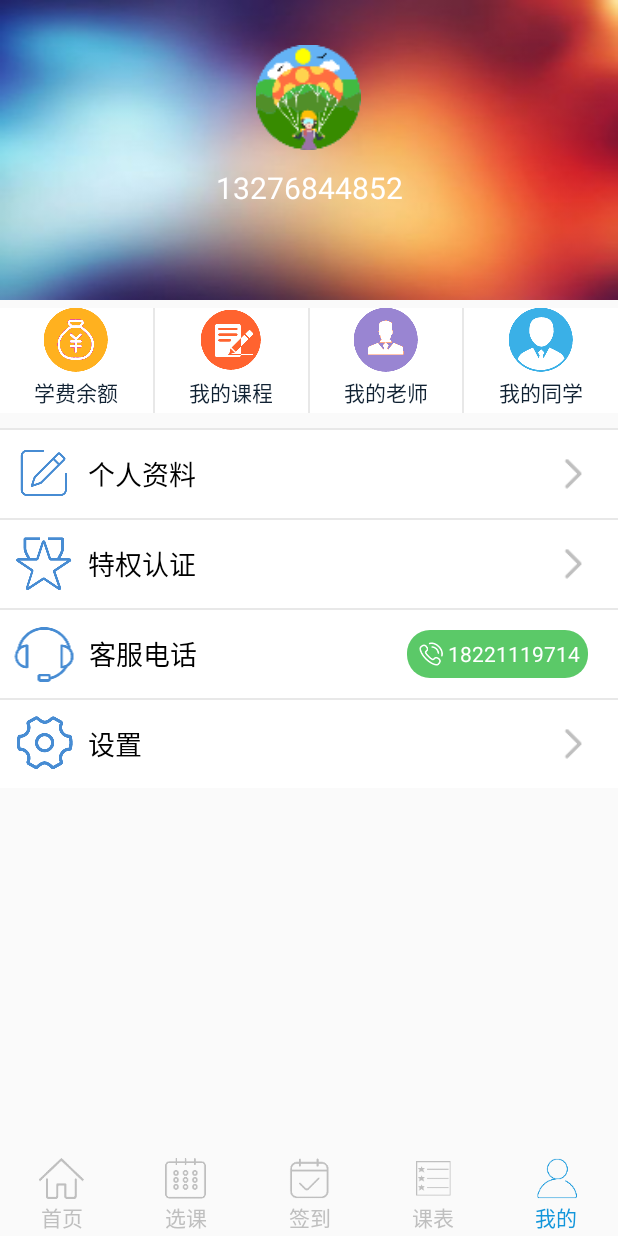
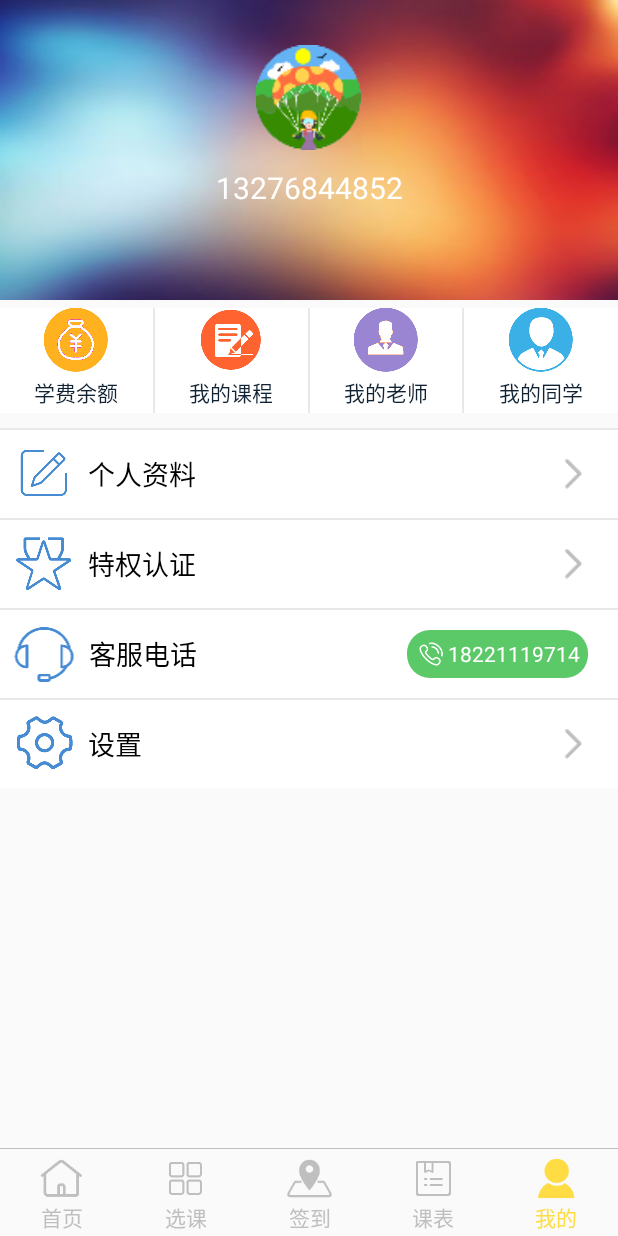
Before and after one commit to Chenxiao223/Cram_Baa, an Android app: the HomeActivity screen opened directly, with no data from a screen before it, after a tap on "我的", on a phone screen of 412 x 824 dp. Run offline under Robolectric (Android 15) with nearby library versions, the phone set to English and light mode, and no system bars; libraries missing offline, so code that uses them is left out: com.jude.rollviewpager; 6 statements that could not run were skipped; 1 other tap on this screen came first.

Commit message:
2.17.8.29

```diff
--- a/app/src/main/java/com/example/cram_baa/ui/activity/HomeActivity.java
+++ b/app/src/main/java/com/example/cram_baa/ui/activity/HomeActivity.java
@@ -119,7 +119,7 @@ public class HomeActivity extends BaseActivity implements View.OnClickListener {
     public void changeColor(boolean homepage, boolean store, boolean sigin_in, boolean schedule, boolean my) {
         if (homepage) {
             iv_homepage.setImageResource(R.drawable.btn_homepage_b);
-            tv_homepage.setTextColor(this.getResources().getColor(R.color.blue));
+            tv_homepage.setTextColor(this.getResources().getColor(R.color.yellow));
         } else {
             iv_homepage.setImageResource(R.drawable.btn_homepage);
             tv_homepage.setTextColor(this.getResources().getColor(R.color.gray));
@@ -127,7 +127,7 @@ public class HomeActivity extends BaseActivity implements View.OnClickListener {
 
         if (store) {
             iv_selection.setImageResource(R.drawable.btn_selection_b);
-            tv_selection.setTextColor(this.getResources().getColor(R.color.blue));
+            tv_selection.setTextColor(this.getResources().getColor(R.color.yellow));
         } else {
             iv_selection.setImageResource(R.drawable.btn_selection);
             tv_selection.setTextColor(this.getResources().getColor(R.color.gray));
@@ -135,7 +135,7 @@ public class HomeActivity extends BaseActivity implements View.OnClickListener {
 
         if (sigin_in) {
             iv_sign_in.setImageResource(R.drawable.btn_sign_in_b);
-            tv_sign_in.setTextColor(this.getResources().getColor(R.color.blue));
+            tv_sign_in.setTextColor(this.getResources().getColor(R.color.yellow));
         } else {
             iv_sign_in.setImageResource(R.drawable.btn_sign_in);
             tv_sign_in.setTextColor(this.getResources().getColor(R.color.gray));
@@ -143,7 +143,7 @@ public class HomeActivity extends BaseActivity implements View.OnClickListener {
 
         if (schedule) {
             iv_schedule.setImageResource(R.drawable.btn_schedule_b);
-            tv_schedule.setTextColor(this.getResources().getColor(R.color.blue));
+            tv_schedule.setTextColor(this.getResources().getColor(R.color.yellow));
         } else {
             iv_schedule.setImageResource(R.drawable.btn_schedule);
             tv_schedule.setTextColor(this.getResources().getColor(R.color.gray));
@@ -151,7 +151,7 @@ public class HomeActivity extends BaseActivity implements View.OnClickListener {
 
         if (my) {
             iv_my.setImageResource(R.drawable.btn_my_b);
-            tv_my.setTextColor(this.getResources().getColor(R.color.blue));
+            tv_my.setTextColor(this.getResources().getColor(R.color.yellow));
         } else {
             iv_my.setImageResource(R.drawable.btn_my);
             tv_my.setTextColor(this.getResources().getColor(R.color.gray));
--- a/app/src/main/res/layout/activity_home.xml
+++ b/app/src/main/res/layout/activity_home.xml
@@ -1,7 +1,8 @@
 <?xml version="1.0" encoding="utf-8"?>
 <RelativeLayout xmlns:android="http://schemas.android.com/apk/res/android"
     android:layout_width="match_parent"
-    android:layout_height="match_parent">
+    android:layout_height="match_parent"
+    >
 
     <com.example.cram_baa.util.NoScrollViewPager
         android:id="@+id/pager"
@@ -9,10 +10,17 @@
         android:layout_height="match_parent"
         android:layout_above="@+id/linearLayout" />
 
+    <TextView
+        android:layout_width="match_parent"
+        android:layout_height="0.5dp"
+        android:background="@color/gray"
+        android:layout_below="@+id/pager"/>
+
     <LinearLayout
         android:layout_width="match_parent"
         android:layout_height="wrap_content"
         android:orientation="horizontal"
+        android:layout_marginTop="5dp"
         android:layout_alignParentBottom="true"
         android:layout_alignParentLeft="true"
         android:layout_alignParentStart="true"
@@ -53,6 +61,7 @@
                 android:id="@+id/iv_selection"
                 android:layout_width="@dimen/activity_home_dibudaohang_size"
                 android:layout_height="@dimen/activity_home_dibudaohang_size"
+                android:padding="4dp"
                 android:layout_gravity="center"
                 android:src="@drawable/btn_selection" />
 
@@ -98,8 +107,9 @@
             <ImageView
                 android:id="@+id/iv_schedule"
                 android:layout_width="@dimen/activity_home_dibudaohang_size"
+                android:layout_height="@dimen/activity_home_dibudaohang_size"
                 android:layout_gravity="center"
-                android:layout_height="@dimen/activity_home_dibudaohang_size"
+                android:padding="3dp"
                 android:src="@drawable/btn_schedule" />
 
             <TextView
--- a/app/src/main/res/layout/fragment_homepage.xml
+++ b/app/src/main/res/layout/fragment_homepage.xml
@@ -39,7 +39,7 @@
                 android:paddingLeft="5dp"
                 android:paddingRight="5dp"
                 android:paddingTop="5dp"
-                android:src="@drawable/iv_sign_in" />
+                android:src="@drawable/btn_sign_in_b" />
 
             <LinearLayout
                 android:layout_width="match_parent"
@@ -85,7 +85,7 @@
                 android:paddingLeft="10dp"
                 android:paddingRight="10dp"
                 android:paddingTop="10dp"
-                android:src="@drawable/iv_syllabus" />
+                android:src="@drawable/btn_schedule_b" />
 
             <LinearLayout
                 android:layout_width="match_parent"
--- a/app/src/main/res/values/colors.xml
+++ b/app/src/main/res/values/colors.xml
@@ -13,5 +13,6 @@
     <color name="dibudaohang">#bfbfbf</color>
     <color name="gray">#bfbfbf</color>
     <color name="blue">#1296db</color>
+    <color name="yellow">#ffdc44</color>
 
 </resources>
```
Also changed, not shown: app/src/main/res/drawable-xxhdpi/btn_homepage.png, app/src/main/res/drawable-xxhdpi/btn_homepage_b.png, app/src/main/res/drawable-xxhdpi/btn_my.png, app/src/main/res/drawable-xxhdpi/btn_my_b.png, app/src/main/res/drawable-xxhdpi/btn_schedule.png, app/src/main/res/drawable-xxhdpi/btn_schedule_b.png, app/src/main/res/drawable-xxhdpi/btn_selection.png, app/src/main/res/drawable-xxhdpi/btn_selection_b.png, app/src/main/res/drawable-xxhdpi/btn_sign_in.png, app/src/main/res/drawable-xxhdpi/btn_sign_in_b.png, app/src/main/res/drawable-xxhdpi/iv_sign_in.png (deleted), app/src/main/res/drawable-xxhdpi/iv_syllabus.png (deleted).
